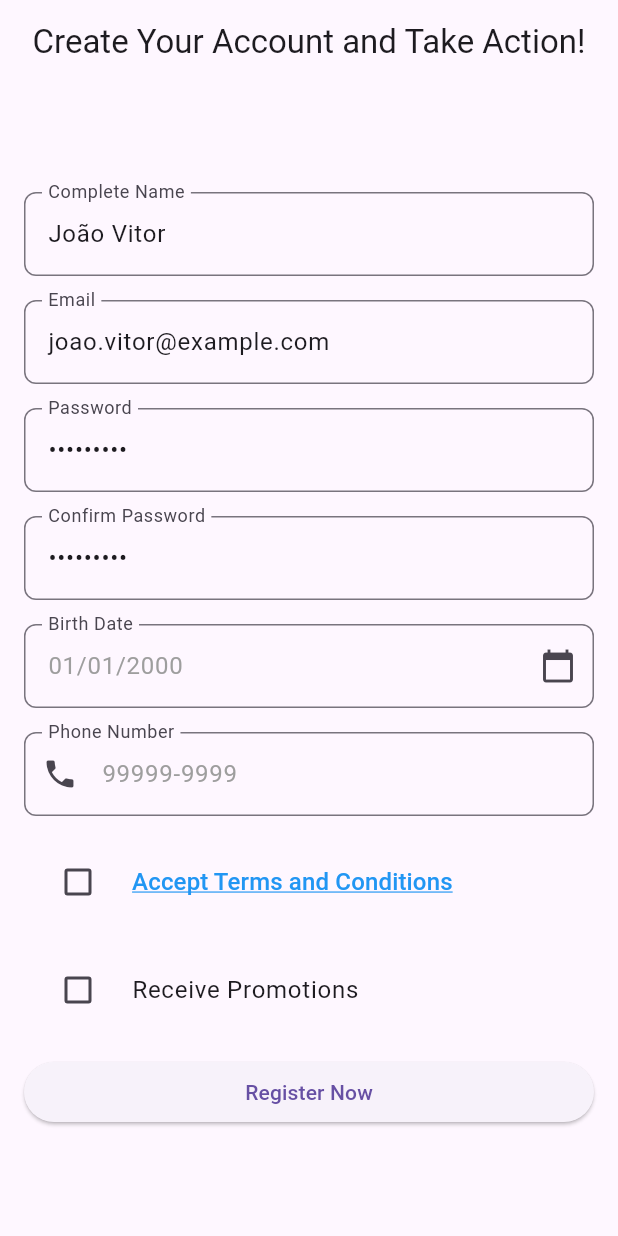
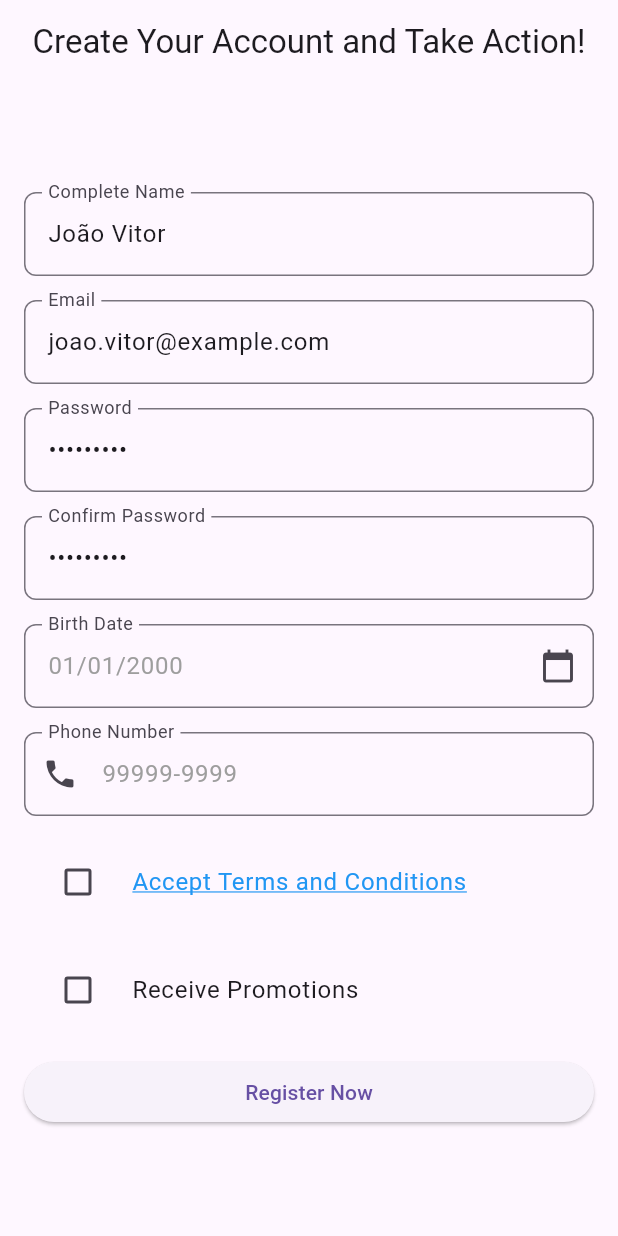
Before and after one commit to joaoconstancio1/genie_luck, a Flutter app: the screen it shows after launch, on a phone screen of 412 x 824 dp. Run offline on Flutter 3.47's test engine with Material 3 defaults, Android fonts, the phone set to English and light mode, and no system bars; our stand-ins replace dio, equatable, flutter_bloc, get_it, go_router, result_dart.

Commit message:
Refactor bottom sheet display method and update terms and conditions widget: replace Navigator with context.pop, improve text display, and remove unused GlTextButton component

```diff
--- a/lib/core/design/gl_bottom_sheet.dart
+++ b/lib/core/design/gl_bottom_sheet.dart
@@ -12,7 +12,7 @@ class GlBottomSheet {
   final bool? isScrollControlled;
   final Color? backgroundColor;
 
-  void call() {
+  void showBottomSheet() {
     showModalBottomSheet(
       context: context,
       isScrollControlled: true,
--- a/lib/core/design/gl_term_and_conditions_widget.dart
+++ b/lib/core/design/gl_term_and_conditions_widget.dart
@@ -1,5 +1,6 @@
 import 'package:flutter/material.dart';
 import 'package:genie_luck/l10n/generated/app_localizations.dart';
+import 'package:go_router/go_router.dart';
 
 class GlTermAndConditionsWidget extends StatelessWidget {
   const GlTermAndConditionsWidget({super.key, this.height});
@@ -29,18 +30,20 @@ class GlTermAndConditionsWidget extends StatelessWidget {
                 IconButton(
                   icon: Icon(Icons.close),
                   onPressed: () {
-                    Navigator.of(context).pop();
+                    context.pop();
                   },
                 ),
               ],
             ),
 
             Expanded(
-              child: SingleChildScrollView(child: Center(child: Placeholder())),
+              child: SingleChildScrollView(child: Center(child: Text(text))),
             ),
           ],
         ),
       ),
     );
   }
+
+  static String text = List.filled(5000, "Teste").join();
 }
--- a/lib/core/design/gl_text_button.dart
+++ /dev/null
@@ -1,49 +0,0 @@
-import 'package:flutter/material.dart';
-
-class GlTextButton extends StatelessWidget {
-  const GlTextButton({
-    super.key,
-    required this.text,
-    required this.onPressed,
-    this.color,
-    this.fontSize,
-    this.fontWeight,
-    this.textDecoration,
-    this.underlineColor,
-    this.buttonPadding,
-    this.buttonAlignment,
-  });
-
-  final String text;
-  final Function onPressed;
-  final Color? color;
-  final double? fontSize;
-  final FontWeight? fontWeight;
-  final TextDecoration? textDecoration;
-  final Color? underlineColor;
-  final EdgeInsetsGeometry? buttonPadding;
-  final AlignmentGeometry? buttonAlignment;
-
-  @override
-  Widget build(BuildContext context) {
-    return TextButton(
-      style: TextButton.styleFrom(
-        padding: buttonPadding,
-        tapTargetSize: MaterialTapTargetSize.shrinkWrap,
-        alignment: buttonAlignment,
-      ),
-      onPressed: () => onPressed(),
-      child: Text(
-        text,
-        textAlign: TextAlign.start,
-        style: TextStyle(
-          color: color,
-          fontSize: fontSize,
-          fontWeight: fontWeight,
-          decoration: textDecoration,
-          decorationColor: underlineColor,
-        ),
-      ),
-    );
-  }
-}
--- a/lib/modules/register/presenter/pages/register_page.dart
+++ b/lib/modules/register/presenter/pages/register_page.dart
@@ -3,7 +3,6 @@ import 'package:flutter_bloc/flutter_bloc.dart';
 import 'package:genie_luck/core/design/gl_bottom_sheet.dart';
 import 'package:genie_luck/core/design/gl_check_box_tile.dart';
 import 'package:genie_luck/core/design/gl_term_and_conditions_widget.dart';
-import 'package:genie_luck/core/design/gl_text_button.dart';
 import 'package:genie_luck/core/design/gl_text_form_field.dart';
 import 'package:genie_luck/core/utils/data_picker.dart';
 import 'package:genie_luck/core/utils/validators.dart';
@@ -167,20 +166,22 @@ class _RegisterPageView1State extends State<RegisterPageView> {
                               ),
 
                               GlCheckBoxTile(
-                                title: GlTextButton(
-                                  text: locale.labelAcceptTerms,
-                                  onPressed: () {
+                                title: GestureDetector(
+                                  onTap: () {
                                     GlBottomSheet(
                                       context: context,
                                       child: GlTermAndConditionsWidget(),
-                                    ).call();
+                                    ).showBottomSheet();
                                   },
-                                  color: Colors.blue,
-                                  fontSize: 16,
-                                  textDecoration: TextDecoration.underline,
-                                  underlineColor: Colors.blue,
-                                  buttonPadding: EdgeInsets.zero,
-                                  buttonAlignment: Alignment.centerLeft,
+                                  child: Text(
+                                    locale.labelAcceptTerms,
+                                    style: TextStyle(
+                                      color: Colors.blue,
+                                      fontSize: 16,
+                                      decoration: TextDecoration.underline,
+                                      decorationColor: Colors.blue,
+                                    ),
+                                  ),
                                 ),
                                 value: _acceptTerms,
                                 onChanged: (bool? value) {
```
